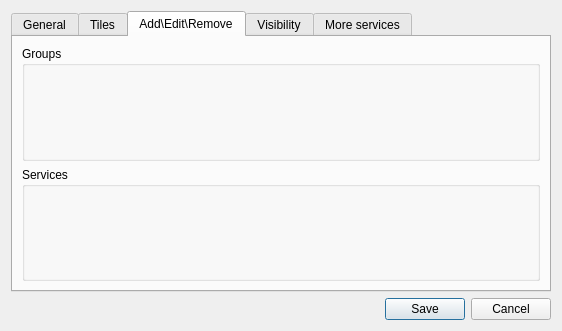
nextgis/quickmapservices, file src/settings_dialog_base.ui: the form before one commit.
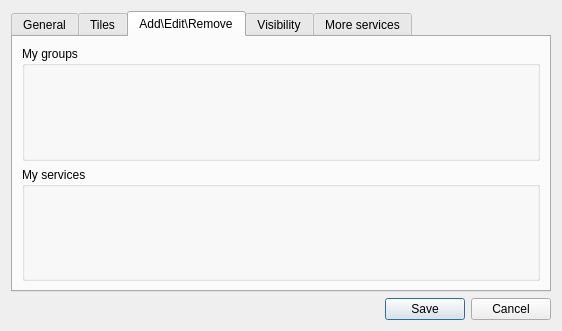
The form after the commit. The open tabs and pages were chosen to show the change. Custom widgets are drawn as their Qt base class.

Commit message: Add source column to data sources lists. Change titles and buttons order.

Patch:
```diff
--- a/src/settings_dialog_base.ui
+++ b/src/settings_dialog_base.ui
@@ -186,14 +186,14 @@
        <item>
         <widget class="UserGroupsBox" name="groupBox">
          <property name="title">
-          <string>Groups</string>
+          <string>My groups</string>
          </property>
         </widget>
        </item>
        <item>
         <widget class="UserServicesBox" name="groupBox_2">
          <property name="title">
-          <string>Services</string>
+          <string>My services</string>
          </property>
         </widget>
        </item>
```
Left out of the diff: 2 changed lines with no effect on the pictures. The commit also changes 7 other files.
